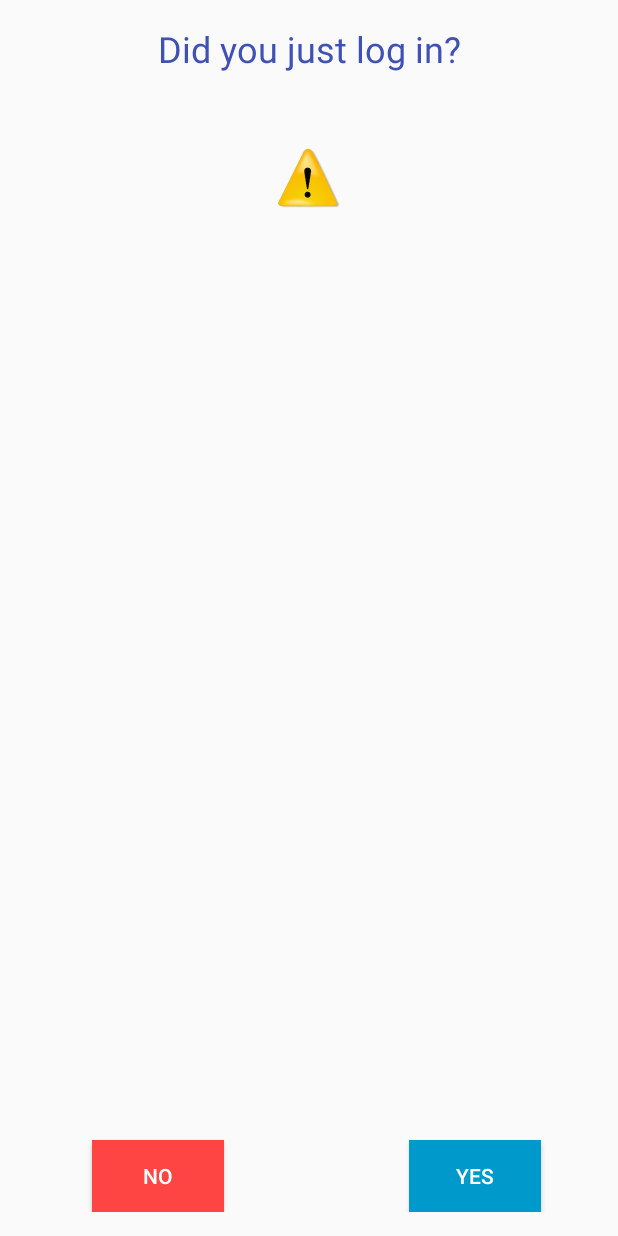
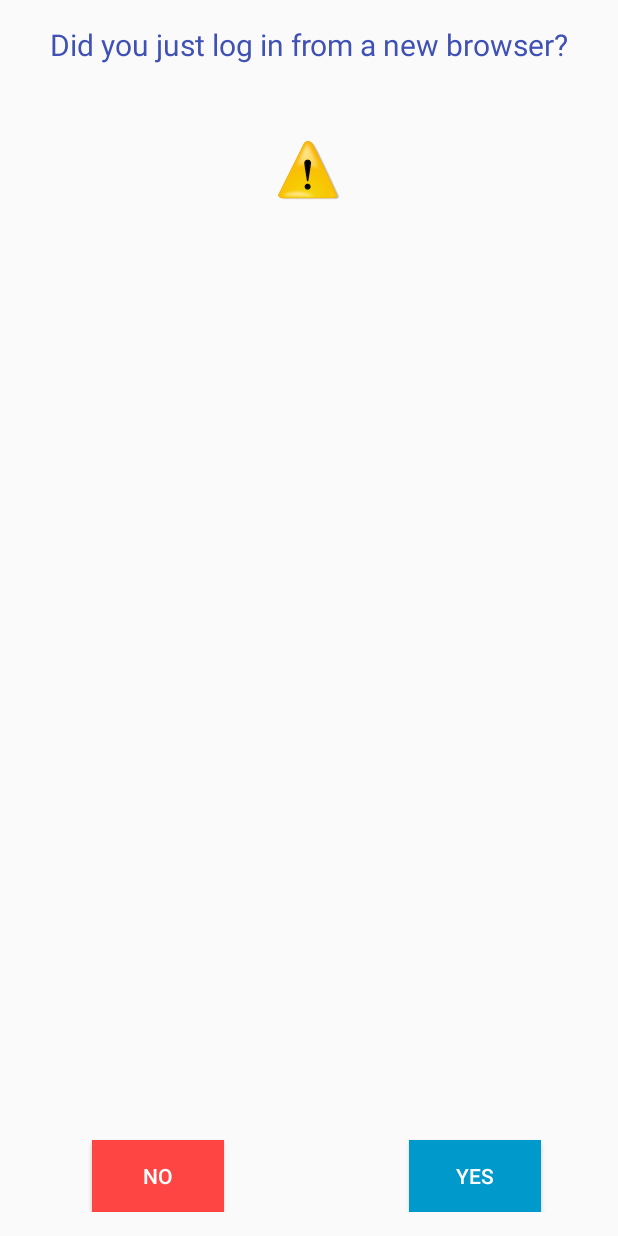
Before and after one commit to mfpdev/login-approval-sample, an Android app: the layout activity_approval.xml on its own in the app's theme, with its tools: preview values and no code run, on a phone screen of 412 x 824 dp. Run offline under Robolectric (Android 15) with nearby library versions, the phone set to English and light mode, and no system bars.

Commit message:
Improve UI

```diff
--- a/LoginApprovals/app/src/main/assets/mfpclient.properties
+++ b/LoginApprovals/app/src/main/assets/mfpclient.properties
@@ -1,5 +1,5 @@
 wlServerProtocol=http
-wlServerHost=192.168.1.14
+wlServerHost=9.148.225.248
 wlServerPort=9080
 wlServerContext=/mfp/
 languagePreferences=en
--- a/LoginApprovals/app/src/main/java/com/github/mfpdev/loginapprovals/ApprovalsApplication.java
+++ b/LoginApprovals/app/src/main/java/com/github/mfpdev/loginapprovals/ApprovalsApplication.java
@@ -25,7 +25,7 @@ import com.worklight.wlclient.api.WLClient;
  * Created by ishaib on 23/11/2016.
  */
 
-public class ApprovalsApplication extends Application {
+class ApprovalsApplication extends Application {
     @Override
     public void onCreate() {
         super.onCreate();
--- a/LoginApprovals/app/src/main/res/layout/activity_approval.xml
+++ b/LoginApprovals/app/src/main/res/layout/activity_approval.xml
@@ -16,8 +16,7 @@
         android:id="@+id/titleLabel"
         android:textColor="@color/colorPrimary"
         android:textAlignment="center"
-        android:textSize="24sp"
-        tools:text="Did you just log in?"
+        android:textSize="20sp"
         android:text="@string/did_you_just_log_in"
         android:layout_alignParentTop="true"
         android:layout_alignParentStart="true" />
@@ -33,9 +32,9 @@
     <TextView
         android:layout_width="match_parent"
         android:layout_height="wrap_content"
-        android:layout_marginTop="150dp"
+        android:layout_marginTop="130dp"
         android:id="@+id/dateLabel"
-        android:textSize="18sp"
+        android:textSize="16sp"
         android:layout_below="@+id/titleLabel"
         android:layout_alignParentStart="true" />
 
@@ -43,8 +42,8 @@
     <TextView
         android:layout_width="match_parent"
         android:layout_height="wrap_content"
-        android:layout_marginTop="75dp"
-        android:textSize="18sp"
+        android:layout_marginTop="65dp"
+        android:textSize="16sp"
         android:id="@+id/locationLabel"
         android:layout_below="@+id/dateLabel"
         android:layout_alignParentStart="true" />
@@ -52,15 +51,15 @@
     <TextView
         android:layout_width="wrap_content"
         android:layout_height="wrap_content"
-        android:layout_marginTop="75dp"
+        android:layout_marginTop="56dp"
         android:id="@+id/platformLabel"
-        android:textSize="18sp"
+        android:textSize="16sp"
         android:layout_below="@+id/locationLabel"
         android:layout_alignParentStart="true"
         android:layout_alignParentEnd="true" />
 
     <Button
-        android:text="YES"
+        android:text="@string/yes"
         android:layout_width="wrap_content"
         android:layout_height="wrap_content"
         android:id="@+id/yesButton"
@@ -74,7 +73,7 @@
         android:onClick="onClickYes" />
 
     <Button
-        android:text="NO"
+        android:text="@string/no"
         android:layout_width="wrap_content"
         android:layout_height="wrap_content"
         android:id="@+id/noButton"
--- a/LoginApprovals/app/src/main/res/values/strings.xml
+++ b/LoginApprovals/app/src/main/res/values/strings.xml
@@ -6,7 +6,9 @@
     <string name="dummy_button">Dummy Button</string>
     <string name="dummy_content">DUMMY\nCONTENT</string>
     <string name="refresh">refresh</string>
-    <string name="did_you_just_log_in">Did you just log in?</string>
-
+    <string name="did_you_just_log_in">Did you just log in from a new browser?</string>
+    <string name="yes">YES</string>
+    <string name="no">NO</string>
+    <string name="logoutMessage">Are you sure you want to logout from this browser?</string>
 
 </resources>
--- a/LoginApprovalsAdapter/src/main/java/com/github/mfpdev/WebUserLoginSecurityCheck.java
+++ b/LoginApprovalsAdapter/src/main/java/com/github/mfpdev/WebUserLoginSecurityCheck.java
@@ -86,7 +86,7 @@ public class WebUserLoginSecurityCheck extends UserAuthenticationSecurityCheck {
                 WebClientData webClientData = this.registrationContext.getRegisteredPublicAttributes().get(WEB_CLIENT_DATA, WebClientData.class);
 
                 try {
-                    String token = HttpSenderUtils.getOAuthTokenForPush(getMFServerURL(), getConfidentialClientCredentials(), appIdentifier);
+                    String token = HttpSenderUtils.fetchOAuthTokenForPush(getMFServerURL(), getConfidentialClientCredentials(), appIdentifier);
                     HttpSenderUtils.sendApprovalPushNotification(getMFServerURL(), webClientData, appIdentifier, deviceId, userId, token);
                 } catch (IOException e) {
                     logger.info("Cannot send login approval push notification " + e.getMessage());
@@ -108,9 +108,6 @@ public class WebUserLoginSecurityCheck extends UserAuthenticationSecurityCheck {
         }
     }
 
-    private void setApproved () {
-
-    }
     private boolean isApprovedWebClient() {
         String approved = registrationContext.getRegisteredPublicAttributes().get(APPROVED_KEY);
         return approved != null && approved.equals(APPROVED);
```
Also changed, not shown: LoginApprovals/app/src/main/java/com/github/mfpdev/loginapprovals/ApprovedDevice.java (+7 -7 lines), LoginApprovals/app/src/main/java/com/github/mfpdev/loginapprovals/ApprovedDeviceAdapter.java (+32 -12 lines), LoginApprovals/app/src/main/java/com/github/mfpdev/loginapprovals/UserLoginChallengeHandler.java (+4 -4 lines), LoginApprovals/app/src/main/res/layout/approved_device_layout.xml (+4 -4 lines), LoginApprovalsAdapter/src/main/java/com/github/mfpdev/HttpSenderUtils.java (+30 -4 lines), LoginApprovalsAdapter/src/main/java/com/github/mfpdev/LoginApprovalsAdapterResource.java (+9 -0 lines), LoginApprovalsAdapter/src/main/java/com/github/mfpdev/UserLoginSecurityCheck.java (+5 -5 lines), LoginApprovalsAdapter/src/main/java/com/github/mfpdev/WebClientData.java (+16 -16 lines), LoginApprovals/app/src/main/res/drawable/delete.png (deleted), LoginApprovals/app/src/main/res/drawable/revoke.png (added), 1 other file.
